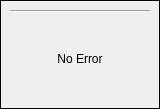
Old version of the form errorMessage.ui in the repository coucou1121/Datalogger.
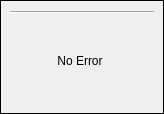
New version of the form.

Commit message: set calculation of time scall factor add Error message is case of bad configuration

What changed in the file:
```diff
--- a/errorMessage.ui
+++ b/errorMessage.ui
@@ -6,8 +6,8 @@
    <rect>
     <x>0</x>
     <y>0</y>
-    <width>160</width>
-    <height>88</height>
+    <width>164</width>
+    <height>114</height>
    </rect>
   </property>
   <property name="windowTitle">
@@ -30,7 +30,7 @@
     <number>0</number>
    </property>
    <item>
-    <widget class="QFrame" name="">
+    <widget class="QFrame" name="frame">
      <property name="frameShape">
       <enum>QFrame::Panel</enum>
      </property>
@@ -62,6 +62,9 @@
         <property name="alignment">
          <set>Qt::AlignCenter</set>
         </property>
+        <property name="wordWrap">
+         <bool>true</bool>
+        </property>
        </widget>
       </item>
      </layout>
```
Left out of the diff: 3 changed lines with no effect on the pictures. The commit also changes 23 other files.
